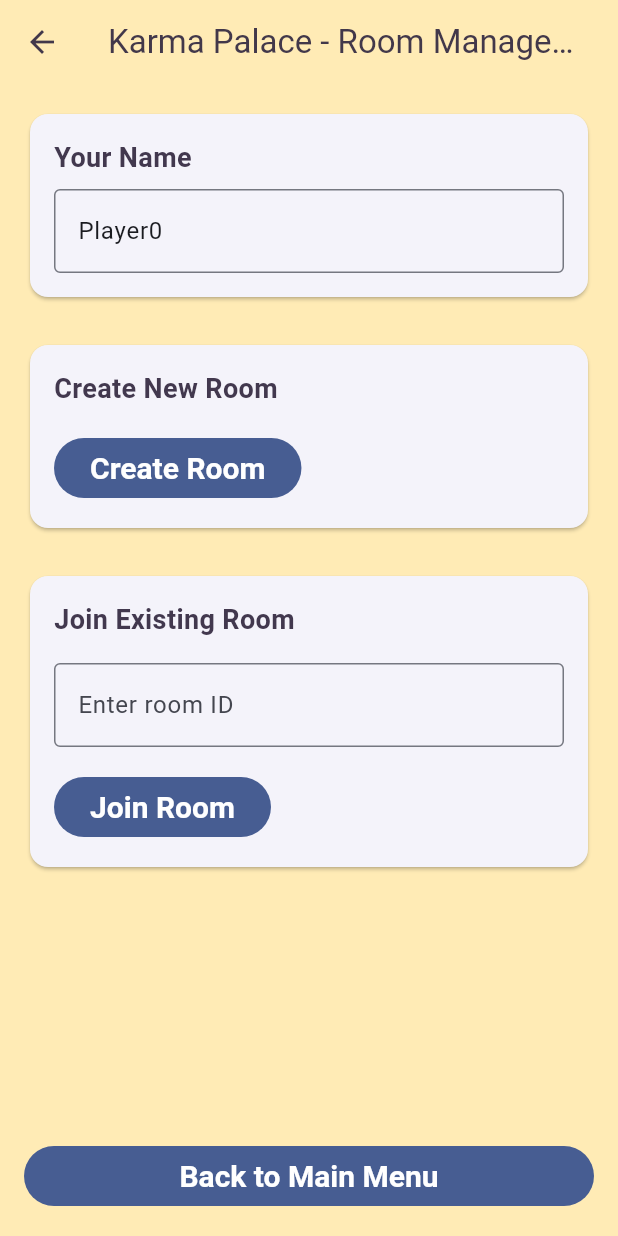
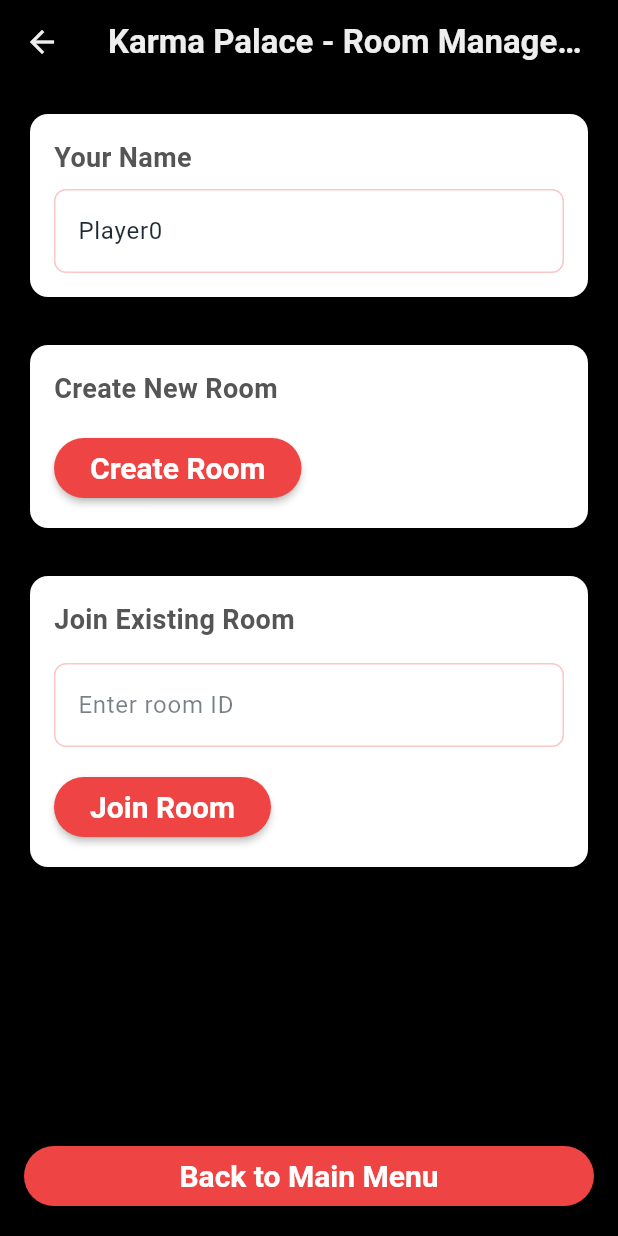
Before and after one commit to nathanogunleye/karma_palace, a Flutter app: the screen it shows after launch, after a tap on "Play Karma Palace", on a phone screen of 412 x 824 dp. Run offline on Flutter 3.47's test engine with Material 3 defaults, Android fonts, the phone set to English and light mode, and no system bars; our stand-ins replace audioplayers, dio, firebase_core, firebase_crashlytics, firebase_database, go_router and 2 more; accounts and stored records are empty; generated files the repository leaves out were written again.

Commit message:
Change theme

```diff
--- a/lib/main.dart
+++ b/lib/main.dart
@@ -93,22 +93,85 @@ class MyApp extends StatelessWidget {
             debugShowCheckedModeBanner: false,
             theme: ThemeData.from(
               colorScheme: ColorScheme.fromSeed(
-                seedColor: palette.darkPen,
+                seedColor: palette.pen,
+                brightness: Brightness.dark,
                 surface: palette.backgroundMain,
+                onSurface: palette.ink,
               ),
               textTheme: TextTheme(
                 bodyMedium: TextStyle(color: palette.ink),
+                titleLarge: TextStyle(
+                  color: palette.darkPen,
+                  fontWeight: FontWeight.bold,
+                ),
+                titleMedium: TextStyle(
+                  color: palette.darkPen,
+                  fontWeight: FontWeight.w600,
+                ),
+                labelLarge: TextStyle(
+                  color: palette.pen,
+                  fontWeight: FontWeight.w600,
+                ),
               ),
               useMaterial3: true,
             ).copyWith(
-              // Make buttons more fun.
+              // Enhanced button styling
               filledButtonTheme: FilledButtonThemeData(
                 style: FilledButton.styleFrom(
                   textStyle: const TextStyle(
                     fontWeight: FontWeight.bold,
                     fontSize: 20,
                   ),
+                  backgroundColor: palette.pen,
+                  foregroundColor: palette.trueWhite,
+                  elevation: 2,
                 ),
+              ),
+              elevatedButtonTheme: ElevatedButtonThemeData(
+                style: ElevatedButton.styleFrom(
+                  textStyle: const TextStyle(
+                    fontWeight: FontWeight.w600,
+                    fontSize: 18,
+                  ),
+                  backgroundColor: const Color(0xFF1A1A1A), // Dark gray
+                  foregroundColor: palette.pen,
+                  elevation: 1,
+                  side: BorderSide(color: palette.pen.withValues(alpha: 0.5)),
+                ),
+              ),
+              cardTheme: CardThemeData(
+                color: palette.trueWhite,
+                elevation: 2,
+                shape: RoundedRectangleBorder(
+                  borderRadius: BorderRadius.circular(12),
+                ),
+              ),
+              inputDecorationTheme: InputDecorationTheme(
+                filled: true,
+                fillColor: palette.trueWhite,
+                hintStyle: TextStyle(
+                  color: palette.inputText.withValues(alpha: 0.6),
+                ),
+                labelStyle: TextStyle(
+                  color: palette.inputText,
+                ),
+                border: OutlineInputBorder(
+                  borderRadius: BorderRadius.circular(8),
+                  borderSide: BorderSide(color: palette.pen.withValues(alpha: 0.3)),
+                ),
+                enabledBorder: OutlineInputBorder(
+                  borderRadius: BorderRadius.circular(8),
+                  borderSide: BorderSide(color: palette.pen.withValues(alpha: 0.3)),
+                ),
+                focusedBorder: OutlineInputBorder(
+                  borderRadius: BorderRadius.circular(8),
+                  borderSide: BorderSide(color: palette.pen, width: 2),
+                ),
+              ),
+              textSelectionTheme: TextSelectionThemeData(
+                cursorColor: palette.pen,
+                selectionColor: palette.pen.withValues(alpha: 0.3),
+                selectionHandleColor: palette.pen,
               ),
             ),
             routerConfig: router,
--- a/lib/src/play_session/room_management_screen.dart
+++ b/lib/src/play_session/room_management_screen.dart
@@ -163,15 +163,22 @@ class _RoomManagementScreenState extends State<RoomManagementScreen> {
                       style: TextStyle(
                         fontSize: 18,
                         fontWeight: FontWeight.bold,
-                        color: palette.ink,
+                        color: palette.cardInk,
                       ),
                     ),
                     const SizedBox(height: 8),
                     TextField(
                       controller: _playerNameController,
-                      decoration: const InputDecoration(
+                      style: TextStyle(
+                        color: palette.inputText,
+                        fontSize: 16,
+                      ),
+                      decoration: InputDecoration(
                         hintText: 'Enter your player name',
-                        border: OutlineInputBorder(),
+                        hintStyle: TextStyle(
+                          color: palette.inputText.withValues(alpha: 0.6),
+                        ),
+                        border: const OutlineInputBorder(),
                       ),
                     ),
                   ],
@@ -193,7 +200,7 @@ class _RoomManagementScreenState extends State<RoomManagementScreen> {
                       style: TextStyle(
                         fontSize: 18,
                         fontWeight: FontWeight.bold,
-                        color: palette.ink,
+                        color: palette.cardInk,
                       ),
                     ),
                     const SizedBox(height: 16),
@@ -276,15 +283,22 @@ class _RoomManagementScreenState extends State<RoomManagementScreen> {
                       style: TextStyle(
                         fontSize: 18,
                         fontWeight: FontWeight.bold,
-                        color: palette.ink,
+                        color: palette.cardInk,
                       ),
                     ),
                     const SizedBox(height: 16),
                     TextField(
                       controller: _joinRoomIdController,
-                      decoration: const InputDecoration(
+                      style: TextStyle(
+                        color: palette.inputText,
+                        fontSize: 16,
+                      ),
+                      decoration: InputDecoration(
                         hintText: 'Enter room ID',
-                        border: OutlineInputBorder(),
+                        hintStyle: TextStyle(
+                          color: palette.inputText.withValues(alpha: 0.6),
+                        ),
+                        border: const OutlineInputBorder(),
                       ),
                     ),
                     const SizedBox(height: 16),
--- a/lib/src/style/palette.dart
+++ b/lib/src/style/palette.dart
@@ -14,8 +14,8 @@ import 'package:flutter/material.dart';
 /// every level of a game can have radically different colors.
 /// At the same time, games rarely support dark mode.
 ///
-/// Colors taken from this fun palette:
-/// https://lospec.com/palette-list/crayola84
+/// Updated palette to match the new logo design with a modern, sophisticated look
+/// while maintaining the playful card game aesthetic.
 ///
 /// Colors here are implemented as getters so that hot reloading works.
 /// In practice, we could just as easily implement the colors
@@ -23,16 +23,29 @@ import 'package:flutter/material.dart';
 /// we could allow players to customize colors, for example,
 /// or even get the colors from the network.
 class Palette {
-  Color get pen => const Color(0xff1d75fb);
-  Color get darkPen => const Color(0xFF0050bc);
-  Color get redPen => const Color(0xFFd10841);
-  Color get inkFullOpacity => const Color(0xff352b42);
-  Color get ink => const Color(0xee352b42);
-  Color get accept => const Color(0xff15a44d);
-  Color get backgroundMain => const Color(0xffffd7ff);
-  Color get backgroundLevelSelection => const Color(0xffa2dcc7);
-  Color get backgroundPlaySession => const Color(0xffffebb5);
-  Color get background4 => const Color(0xffffffd1);
-  Color get backgroundSettings => const Color(0xffbfc8e3);
-  Color get trueWhite => const Color(0xffffffff);
+  // Primary brand colors - can be adjusted based on your logo
+  Color get pen => const Color(0xFFEF4444); // Red from logo as primary
+  Color get darkPen => const Color(0xFFDC2626); // Darker red for emphasis
+  Color get redPen => const Color(0xFFEF4444); // Modern red
+
+  // Text colors - light for black background
+  Color get inkFullOpacity => const Color(0xFFFFFFFF); // White
+  Color get ink => const Color(0xEEFFFFFF); // White with transparency
+  Color get cardInk => const Color(0xFF555555); // White with transparency
+
+  // Input text color - dark for white input fields
+  Color get inputText => const Color(0xFF1F2937); // Dark gray for input text
+
+  // Success/acceptance color
+  Color get accept => const Color(0xFF10B981); // Modern green
+
+  // Background colors - black to match logo
+  Color get backgroundMain => const Color(0xFF000000); // Black background
+  Color get backgroundLevelSelection => const Color(0xFF000000); // Black background
+  Color get backgroundPlaySession => const Color(0xFF000000); // Black background
+  Color get background4 => const Color(0xFF000000); // Black background
+  Color get backgroundSettings => const Color(0xFF000000); // Black background
+
+  // Pure white for cards and highlights
+  Color get trueWhite => const Color(0xFFFFFFFF);
 }
```
